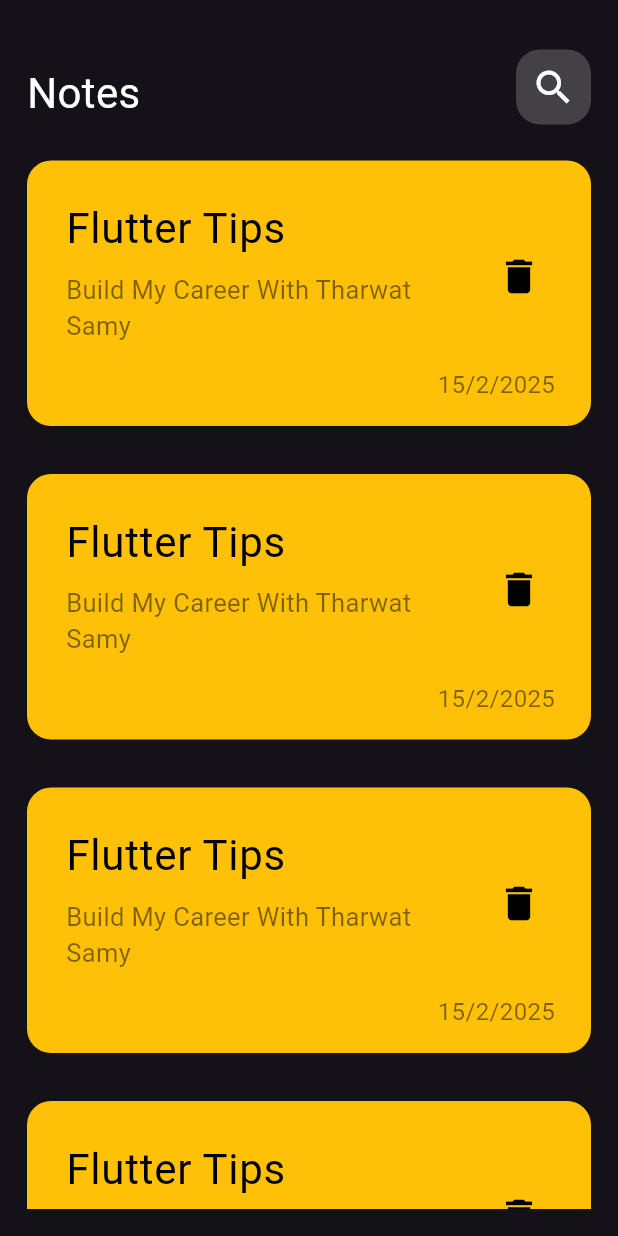
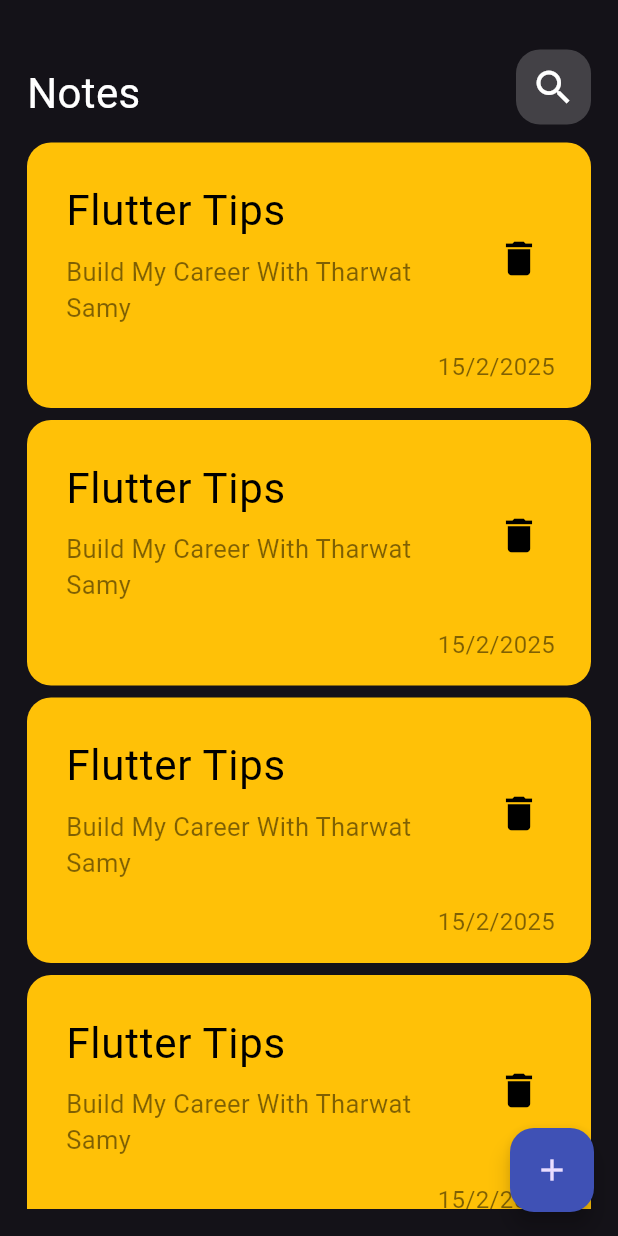
Before and after one commit to MrMeligy/NotaApp, a Flutter app: the screen it shows after launch, on a phone screen of 412 x 824 dp. Run offline on Flutter 3.47's test engine with Material 3 defaults, Android fonts, the phone set to English and light mode, and no system bars.

Commit message:
Floating Add Button

```diff
--- a/lib/views/home_view.dart
+++ b/lib/views/home_view.dart
@@ -6,6 +6,13 @@ class HomeView extends StatelessWidget {
 
   @override
   Widget build(BuildContext context) {
-    return Scaffold(body: NotesViewBody());
+    return Scaffold(
+      floatingActionButton: FloatingActionButton(
+        onPressed: () {},
+        backgroundColor: Colors.indigo,
+        child: Icon(Icons.add),
+      ),
+      body: NotesViewBody(),
+    );
   }
 }
--- a/lib/views/widgets/note_item.dart
+++ b/lib/views/widgets/note_item.dart
@@ -6,7 +6,7 @@ class NoteItem extends StatelessWidget {
   @override
   Widget build(BuildContext context) {
     return Padding(
-      padding: const EdgeInsets.symmetric(vertical: 16),
+      padding: const EdgeInsets.symmetric(vertical: 4),
       child: Container(
         decoration: BoxDecoration(
           borderRadius: BorderRadius.circular(16),
--- a/lib/views/widgets/notes_listview.dart
+++ b/lib/views/widgets/notes_listview.dart
@@ -7,6 +7,7 @@ class NotesListView extends StatelessWidget {
   @override
   Widget build(BuildContext context) {
     return ListView.builder(
+      physics: BouncingScrollPhysics(),
       itemBuilder: (context, index) {
         return NoteItem();
       },
```
